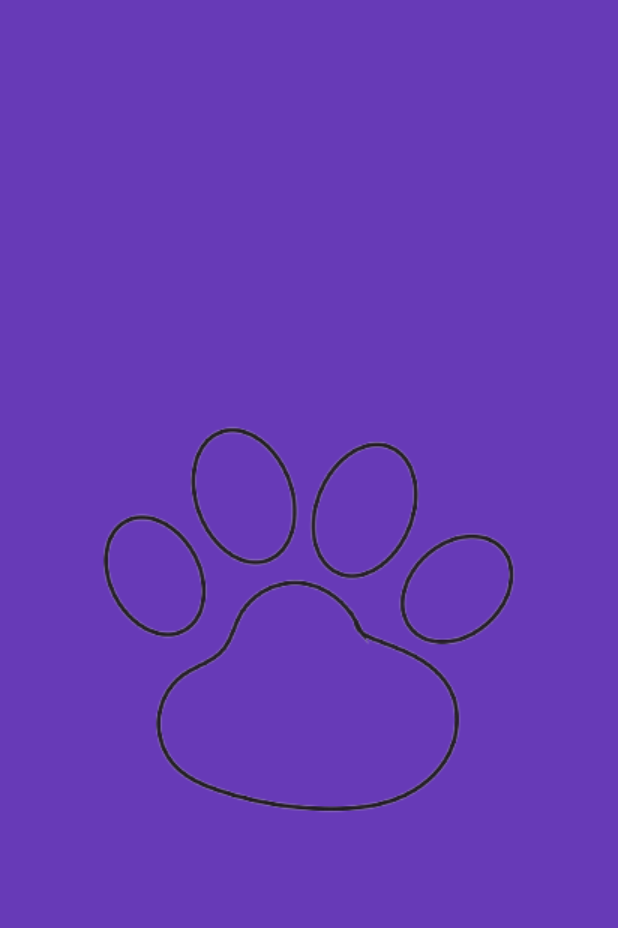
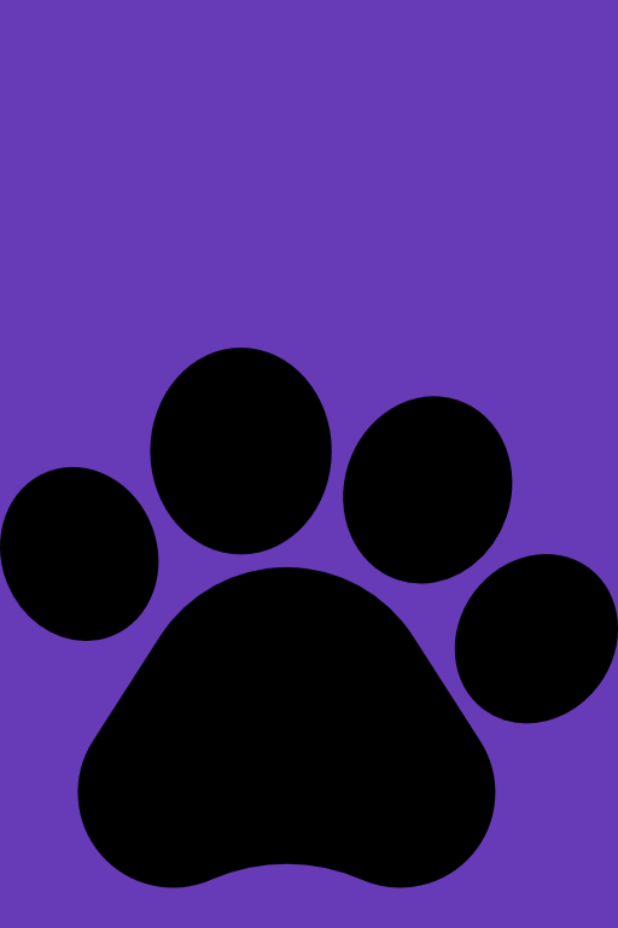
Before and after one commit to atik-sabuj/pet_shop, a Flutter app: the first screen one second after launch, on a phone screen of 412 x 824 dp. Shown: the top 928 px of the screen. Run offline on Flutter 3.47's test engine with Material 2 defaults, Android fonts, the phone set to English and light mode, and no system bars.

Commit message:
Update designs

```diff
--- a/lib/splash_screen.dart
+++ b/lib/splash_screen.dart
@@ -21,12 +21,22 @@ class _SplashScreenState extends State<SplashScreen> {
 
   @override
   Widget build(BuildContext context) {
-    return Container(
-      color: Colors.deepPurple,
-      child: Image.asset(
-        "images/logo.png",
-        height: 30,
-        width: 30,
+    return Scaffold(
+      backgroundColor: Colors.deepPurple,
+      body: Column(
+        mainAxisAlignment: MainAxisAlignment.center,
+        crossAxisAlignment: CrossAxisAlignment.center,
+        children: [
+          Container(
+/*            height: 200,
+            width: 200,*/
+            child: Image.asset(
+              "images/logo.png",
+             /* height: 30,
+              width: 30,*/
+            ),
+          ),
+        ],
       ),
     );
   }
@@ -198,7 +208,7 @@ class SecondScreen extends StatelessWidget {
                               children: [
                                 Image.asset("images/dog_adoption.png",fit: BoxFit.cover,height: 50,width: 50,),
                                 SizedBox(height: 8,),
-                                Text("Pet Adoptions",style: TextStyle(fontSize: 20,color: Colors.black,height: .2),),
+                                Text("Adoptions",style: TextStyle(fontSize: 20,color: Colors.black,height: .2),),
 
                               ],
                             ),
```
Also changed, not shown: images/logo.png, images/wave.png (deleted).
